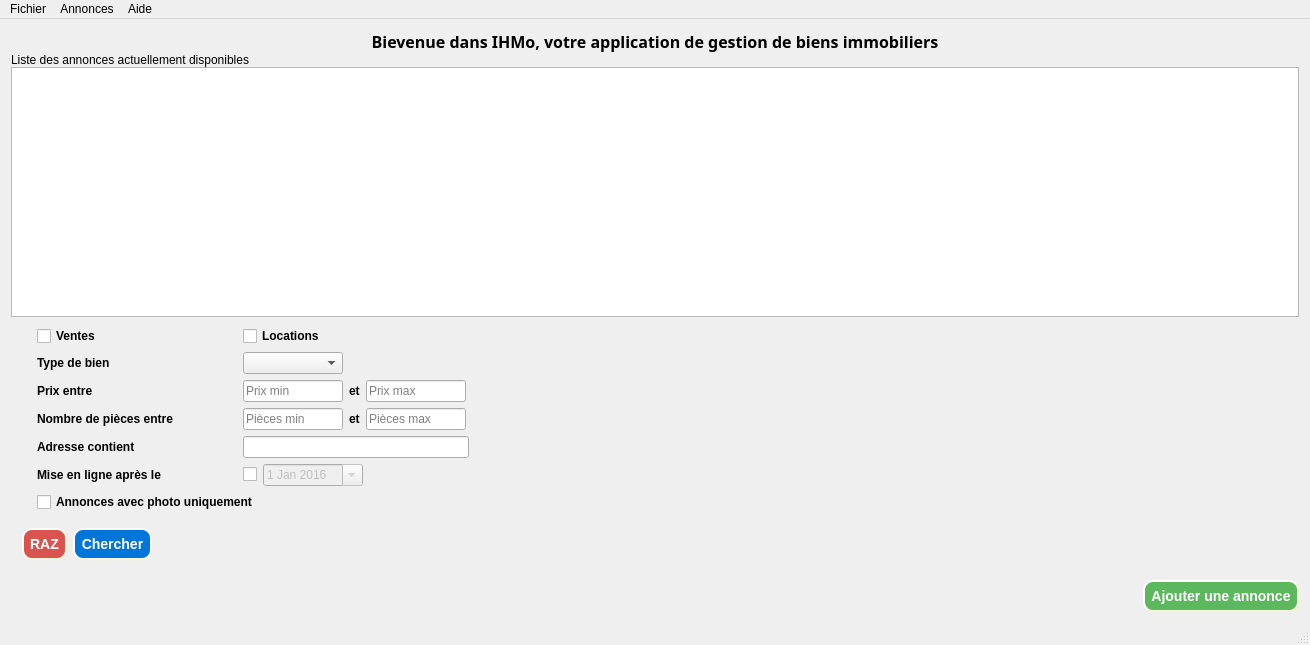
The window that ihmo.ui (tonydd/IHMo) describes before a commit, drawn with Qt 5.
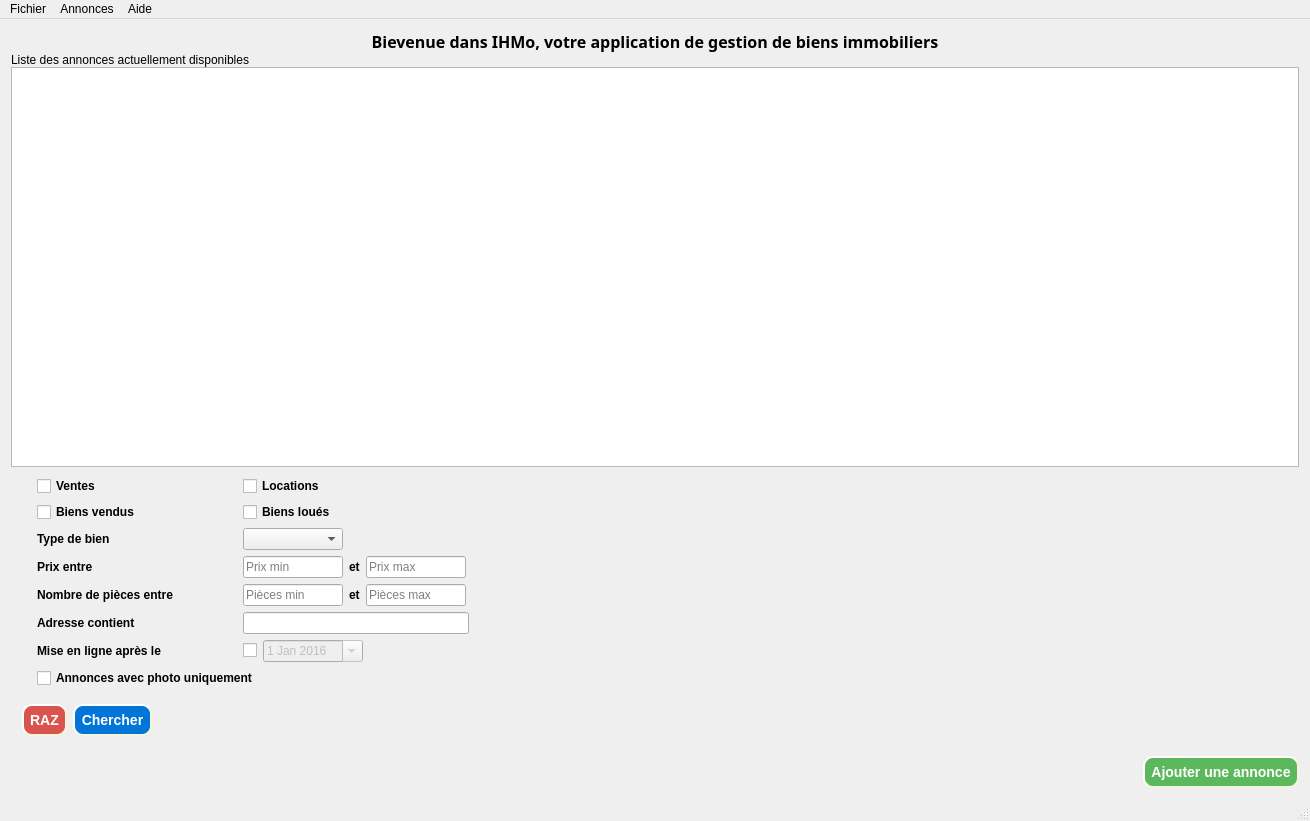
The same window after the commit. Icons and pictures are not drawn.

Commit message: Interface + grande - recherche biens vendus ou loués

```diff
--- a/ihmo.ui
+++ b/ihmo.ui
@@ -63,6 +63,12 @@
       </item>
       <item>
        <widget class="QTableWidget" name="tw_annonces">
+        <property name="minimumSize">
+         <size>
+          <width>0</width>
+          <height>400</height>
+         </size>
+        </property>
         <property name="styleSheet">
          <string notr="true"/>
         </property>
@@ -74,8 +80,8 @@
         </property>
         <property name="iconSize">
          <size>
-          <width>128</width>
-          <height>128</height>
+          <width>64</width>
+          <height>64</height>
          </size>
         </property>
         <property name="gridStyle">
@@ -152,6 +158,61 @@
            </item>
           </layout>
          </item>
+         <item>
+          <layout class="QHBoxLayout" name="horizontalLayout_10">
+           <property name="leftMargin">
+            <number>15</number>
+           </property>
+           <property name="topMargin">
+            <number>0</number>
+           </property>
+           <item>
+            <widget class="QCheckBox" name="ckb_search_vendus">
+             <property name="minimumSize">
+              <size>
+               <width>200</width>
+               <height>0</height>
+              </size>
+             </property>
+             <property name="maximumSize">
+              <size>
+               <width>200</width>
+               <height>16777215</height>
+              </size>
+             </property>
+             <property name="text">
+              <string>Biens vendus</string>
+             </property>
+            </widget>
+           </item>
+           <item>
+            <widget class="QCheckBox" name="ckb_search_loues">
+             <property name="maximumSize">
+              <size>
+               <width>200</width>
+               <height>16777215</height>
+              </size>
+             </property>
+             <property name="text">
+              <string>Biens loués</string>
+             </property>
+            </widget>
+           </item>
+           <item>
+            <spacer name="horizontalSpacer_9">
+             <property name="orientation">
+              <enum>Qt::Horizontal</enum>
+             </property>
+             <property name="sizeHint" stdset="0">
+              <size>
+               <width>40</width>
+               <height>20</height>
+              </size>
+             </property>
+            </spacer>
+           </item>
+          </layout>
+         </item>
          <item>
           <layout class="QHBoxLayout" name="horizontalLayout_5">
            <property name="leftMargin">
```
The commit also changes 1 other file.
